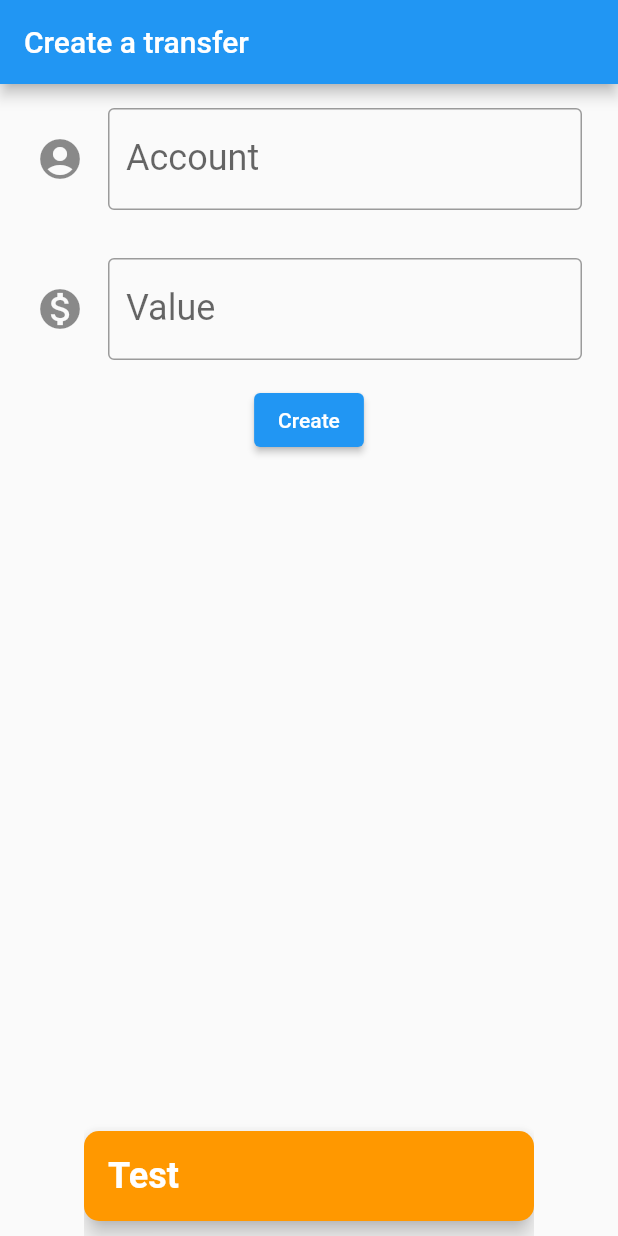
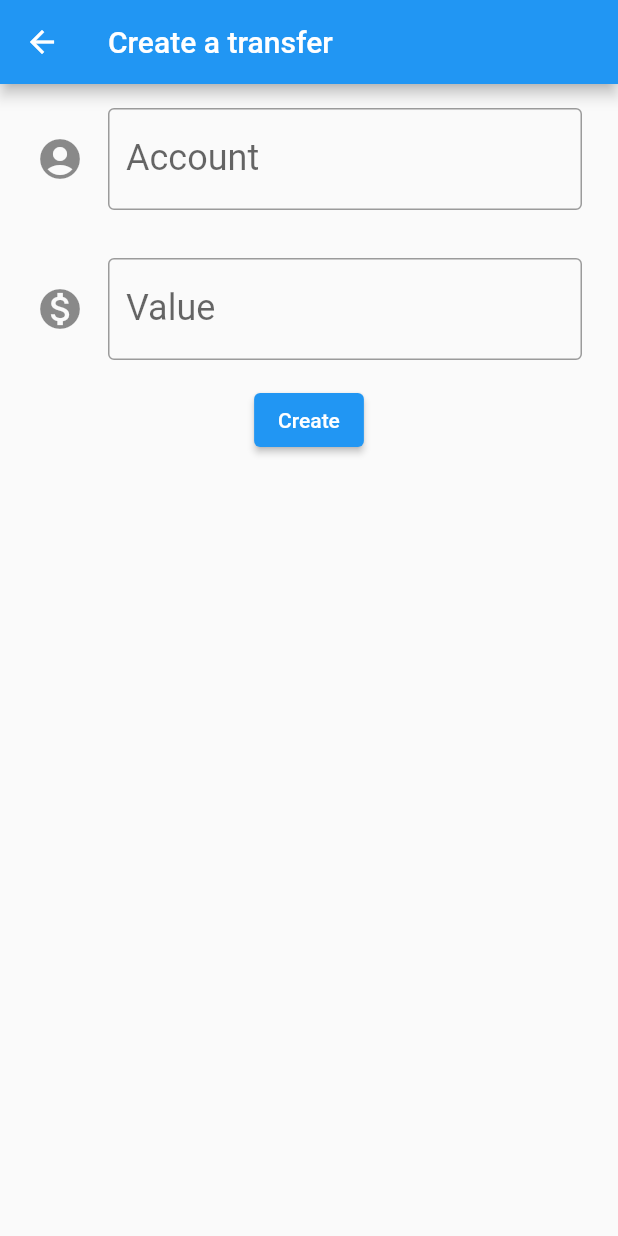
Before and after one commit to andersonmoura109/bytebank, a Flutter app: the TransferForm screen opened directly, after a tap on "Create", on a phone screen of 412 x 824 dp. Run offline on Flutter 3.47's test engine with Material 2 defaults, Android fonts, the phone set to English and light mode, and no system bars.

```diff
--- a/lib/main.dart
+++ b/lib/main.dart
@@ -8,9 +8,9 @@ class Bytebank extends StatelessWidget {
   const Bytebank({super.key});
   @override
   Widget build(BuildContext context) {
-    return MaterialApp(
+    return const MaterialApp(
       home: Scaffold(
-        body: TransferForm(),
+        body: TransferList(),
       ),
     );
   }
@@ -42,12 +42,26 @@ class TransferForm extends StatelessWidget {
               icon: Icons.monetization_on),
           ElevatedButton(
             onPressed: () => {
-              _createTransfer,
+              _createTransfer(context),
+            },
+            child: const Text('Create'),
+          )
+        ],
+      ),
+    );
+  }
+
+  void _createTransfer(BuildContext context) {
+    final int? account = int.tryParse(_accountController.text);
+    final double? value = double.tryParse(_valueController.text);
+    if ((account != null) && (value != null)) {
+      final createdTransfer = Transfer(value: value, account: account);
+
       ScaffoldMessenger.of(context).showSnackBar(
         SnackBar(
-                  content: const Text(
-                    'Test',
-                    style: TextStyle(
+          content: Text(
+            createdTransfer.toString(),
+            style: const TextStyle(
               color: Colors.white,
               fontSize: 24,
               fontWeight: FontWeight.bold,
@@ -62,20 +76,9 @@ class TransferForm extends StatelessWidget {
             borderRadius: BorderRadius.circular(10),
           ),
         ),
-              ),
-            },
-            child: const Text('Create'),
-          )
-        ],
-      ),
       );
-  }
 
-  void _createTransfer() {
-    final int? account = int.tryParse(_accountController.text);
-    final double? value = double.tryParse(_valueController.text);
-    if ((account != null) && (value != null)) {
-      Transfer(value: value, account: account);
+      Navigator.pop(context, createdTransfer);
     }
   }
 }
@@ -132,7 +135,19 @@ class TransferList extends StatelessWidget {
         ],
       ),
       floatingActionButton: FloatingActionButton(
-        onPressed: () {},
+        onPressed: () {
+          final Future<Transfer?> receivedTransfer = Navigator.push(
+            context,
+            MaterialPageRoute(builder: (context) {
+              return TransferForm();
+            }),
+          );
+
+          receivedTransfer.then((transfer) => {
+                debugPrint('Enter the future return'),
+                debugPrint('$transfer'),
+              });
+        },
         child: const Icon(
           Icons.add,
         ),
```
Lines whose indentation alone changed are shown as unchanged.
